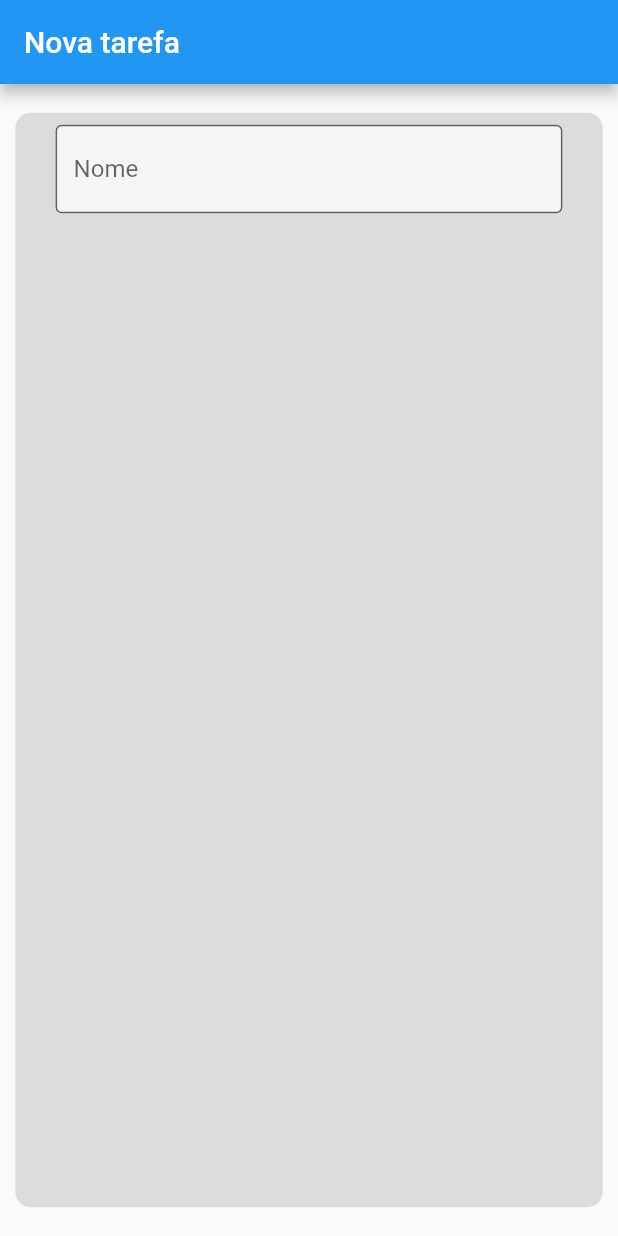
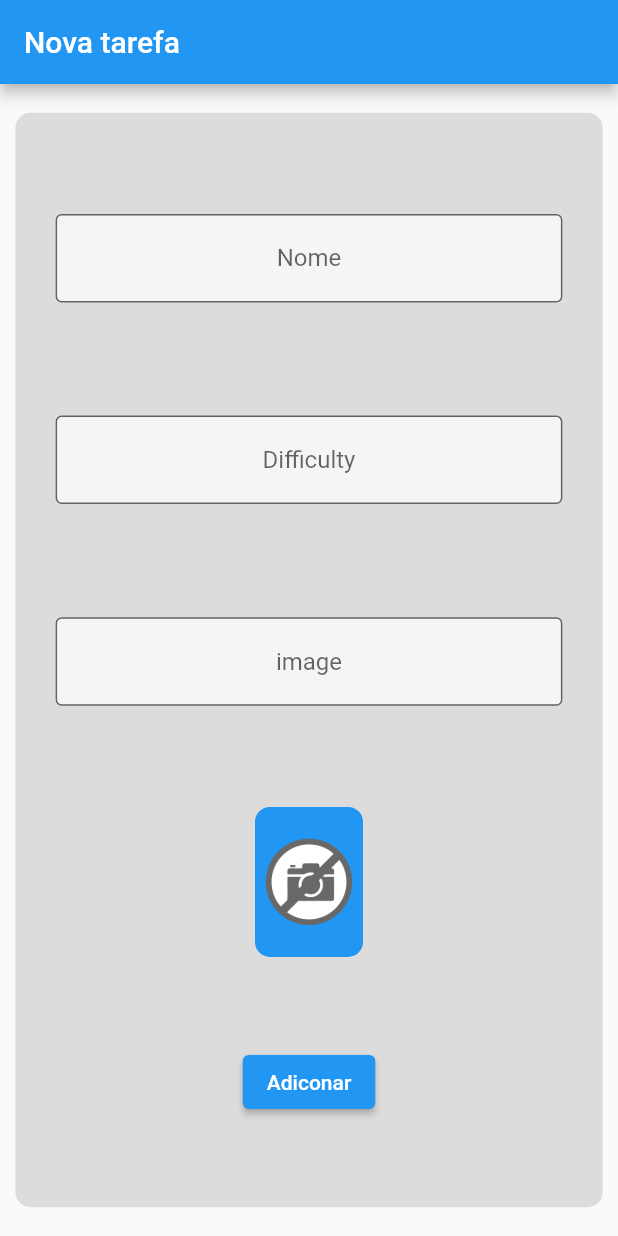
Before and after one commit to brunoalksouza/first_app_flutter, a Flutter app: the screen it shows after launch, on a phone screen of 412 x 824 dp. Run offline on Flutter 3.47's test engine with Material 2 defaults, Android fonts, the phone set to English and light mode, and no system bars; network calls fail.

Commit message:
img insert

```diff
--- a/lib/screens/form_screen.dart
+++ b/lib/screens/form_screen.dart
@@ -8,6 +8,10 @@ class FormScreen extends StatefulWidget {
 }
 
 class _FormScreenState extends State<FormScreen> {
+  TextEditingController nameController = TextEditingController();
+  TextEditingController difficultyController = TextEditingController();
+  TextEditingController imageController = TextEditingController();
+
   @override
   Widget build(BuildContext context) {
     return Scaffold(
@@ -24,13 +28,17 @@ class _FormScreenState extends State<FormScreen> {
               borderRadius: BorderRadius.circular(10),
             ),
             child: Column(
+              mainAxisAlignment: MainAxisAlignment.spaceEvenly,
+              crossAxisAlignment: CrossAxisAlignment.center,
               children: [
                 Padding(
                   padding: const EdgeInsets.all(8.0),
                   child: FractionallySizedBox(
                     widthFactor: 0.9,
                     child: TextFormField(
-                      decoration: InputDecoration(
+                      textAlign: TextAlign.center,
+                      controller: nameController,
+                      decoration: const InputDecoration(
                         border: OutlineInputBorder(),
                         hintText: 'Nome',
                         fillColor: Colors.white70,
@@ -38,6 +46,69 @@ class _FormScreenState extends State<FormScreen> {
                       ),
                     ),
                   ),
+                ),
+                Padding(
+                  padding: const EdgeInsets.all(8.0),
+                  child: FractionallySizedBox(
+                    widthFactor: 0.9,
+                    child: TextFormField(
+                      textAlign: TextAlign.center,
+                      controller: difficultyController,
+                      decoration: const InputDecoration(
+                        border: OutlineInputBorder(),
+                        hintText: 'Difficulty',
+                        fillColor: Colors.white70,
+                        filled: true,
+                      ),
+                    ),
+                  ),
+                ),
+                Padding(
+                  padding: const EdgeInsets.all(8.0),
+                  child: FractionallySizedBox(
+                    widthFactor: 0.9,
+                    child: TextFormField(
+                      onChanged: (text) {
+                        setState(() {});
+                      },
+                      textAlign: TextAlign.center,
+                      controller: imageController,
+                      decoration: const InputDecoration(
+                        border: OutlineInputBorder(),
+                        hintText: 'image',
+                        fillColor: Colors.white70,
+                        filled: true,
+                      ),
+                    ),
+                  ),
+                ),
+                Container(
+                  height: 100,
+                  width: 72,
+                  decoration: BoxDecoration(
+                    color: Colors.blue,
+                    borderRadius: BorderRadius.circular(10),
+                    border: Border.all(width: 2, color: Colors.blue),
+                  ),
+                  child: ClipRRect(
+                    borderRadius: BorderRadius.circular(10),
+                    child: Image.network(
+                      imageController.text,
+                      errorBuilder: (BuildContext context, Object exception,
+                          StackTrace? stackTrace) {
+                        return Image.asset('assets/images/nophoto.png');
+                      },
+                      fit: BoxFit.cover,
+                    ),
+                  ),
+                ),
+                ElevatedButton(
+                  onPressed: () {
+                    print(nameController.text);
+                    print(int.parse(difficultyController.text));
+                    print(imageController.text);
+                  },
+                  child: const Text('Adiconar'),
                 ),
               ],
             ),
```
Also changed, not shown: assets/images/dash.jpg (added), assets/images/nophoto.png (added).
